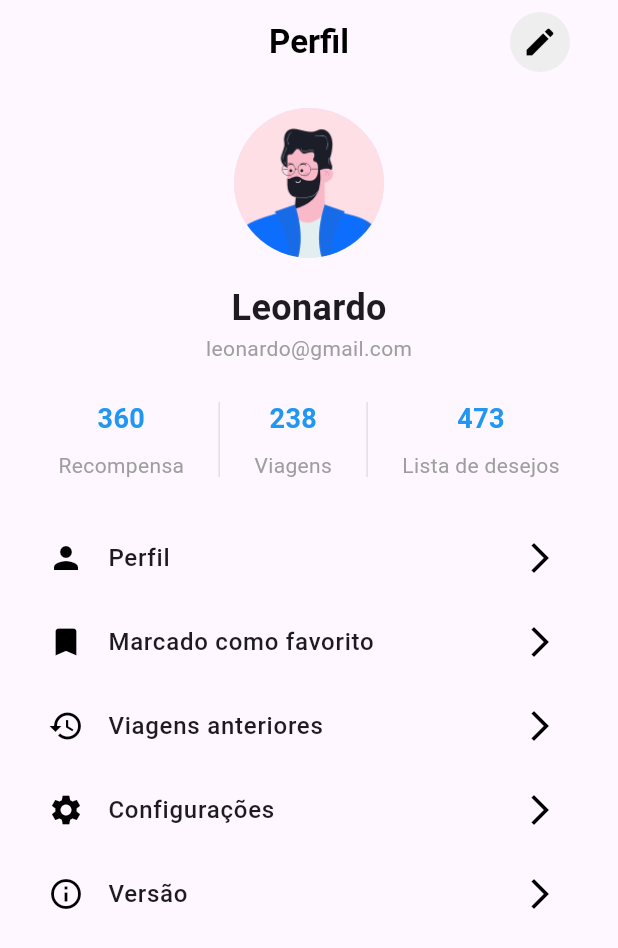
After one commit to Wester-M-de-Oliveira/flutter, a Flutter app: the ProfilePage screen opened directly, on a phone screen of 412 x 824 dp. The commit adds this screen. Shown: the top 948 px of the screen. Run offline on Flutter 3.47's test engine with Material 3 defaults, Android fonts, the light colour scheme and no system bars; our stand-ins replace dots_indicator, font_awesome_flutter.

Commit message:
feat: Add Messages and Profile pages

```diff
--- /dev/null
+++ b/lib/perfil.dart
@@ -0,0 +1,146 @@
+import 'package:flutter/material.dart';
+import 'home.dart';
+
+class ProfilePage extends StatelessWidget {
+  @override
+  Widget build(BuildContext context) {
+    return Scaffold(
+      appBar: PreferredSize(
+        preferredSize: Size.fromHeight(kToolbarHeight),
+        child: Padding(
+          padding: const EdgeInsets.symmetric(horizontal: 16.0), // Adiciona padding no eixo x
+          child: AppBar(
+            elevation: 0,
+            backgroundColor: Colors.transparent,
+            leading: Padding(
+              padding: const EdgeInsets.symmetric(horizontal: 8.0),
+            ),
+            title: Text(
+              'Perfil',
+              style: TextStyle(
+                color: Colors.black,
+                fontWeight: FontWeight.bold,
+                fontSize: 22,
+              ),
+            ),
+            centerTitle: true,
+            actions: [
+              Padding(
+                padding: const EdgeInsets.symmetric(horizontal: 16.0),
+                child: Container(
+                  width: 40, // Define a largura do círculo
+                  height: 40, // Define a altura do círculo (igual à largura para ser circular)
+                  decoration: BoxDecoration(
+                    color: Colors.grey[200],
+                    shape: BoxShape.circle,
+                  ),
+                  child: IconButton(
+                    icon: Icon(Icons.edit, color: Colors.black),
+                    onPressed: () {
+                      // Ação do botão de edição
+                    },
+                  ),
+                ),
+              ),
+            ],
+          ),
+        ),
+      ),
+      body: Padding(
+        padding: const EdgeInsets.symmetric(horizontal: 16.0),
+        child: Column(
+          children: [
+            SizedBox(height: 16),
+            CircleAvatar(
+              radius: 50,
+              backgroundImage: AssetImage('assets/images/perfil.png'),
+            ),
+            SizedBox(height: 16),
+            Text(
+              'Leonardo',
+              style: TextStyle(
+                fontSize: 24,
+                fontWeight: FontWeight.bold,
+              ),
+            ),
+            Text(
+              'leonardo@gmail.com',
+              style: TextStyle(
+                color: Colors.grey,
+              ),
+            ),
+            SizedBox(height: 24),
+            Row(
+              mainAxisAlignment: MainAxisAlignment.spaceEvenly,
+              children: [
+                _buildStatisticItem('Recompensa', '360'),
+                Container(
+                  height: 50, // Altura da linha, você pode ajustar conforme necessário
+                  width: 1,   // Largura da linha
+                  color: Colors.grey[300], // Cor da linha
+                ),
+                _buildStatisticItem('Viagens', '238'),
+                Container(
+                  height: 50,
+                  width: 1,
+                  color: Colors.grey[300],
+                ),
+                _buildStatisticItem('Lista de desejos', '473'),
+              ],
+            ),
+            SizedBox(height: 24),
+            Expanded(
+              child: ListView(
+                children: [
+                  _buildProfileOption(Icons.person, 'Perfil'),
+                  _buildProfileOption(Icons.bookmark, 'Marcado como favorito'),
+                  _buildProfileOption(Icons.history, 'Viagens anteriores'),
+                  _buildProfileOption(Icons.settings, 'Configurações'),
+                  _buildProfileOption(Icons.info_outline, 'Versão'),
+                ],
+              ),
+            ),
+          ],
+        ),
+      ),
+    );
+  }
+
+  Widget _buildStatisticItem(String label, String value) {
+    return Column(
+      children: [
+        Text(
+          value,
+          style: TextStyle(
+            color: Colors.blue,
+            fontSize: 18,
+            fontWeight: FontWeight.bold,
+          ),
+        ),
+        SizedBox(height: 8),
+        Text(
+          label,
+          style: TextStyle(
+            color: Colors.grey,
+          ),
+        ),
+      ],
+    );
+  }
+
+  Widget _buildProfileOption(IconData icon, String label) {
+    return ListTile(
+      leading: Icon(icon, color: Colors.black),
+      title: Text(
+        label,
+        style: TextStyle(
+          fontWeight: FontWeight.w500,
+        ),
+      ),
+      trailing: Icon(Icons.arrow_forward_ios, color: Colors.black),
+      onTap: () {
+        // Ação ao clicar na opção
+      },
+    );
+  }
+}
```
Also changed, not shown: lib/home.dart (+4 -8 lines), lib/message.dart (+207 -0 lines).
